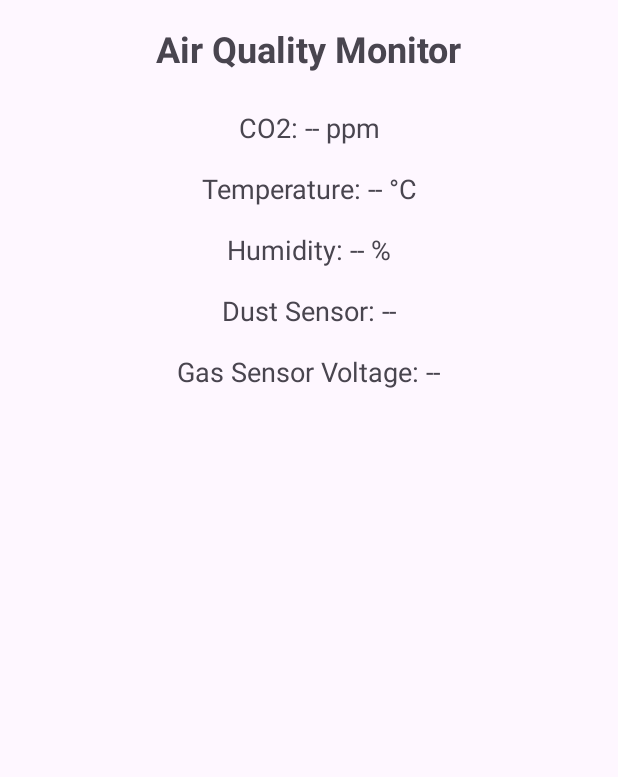
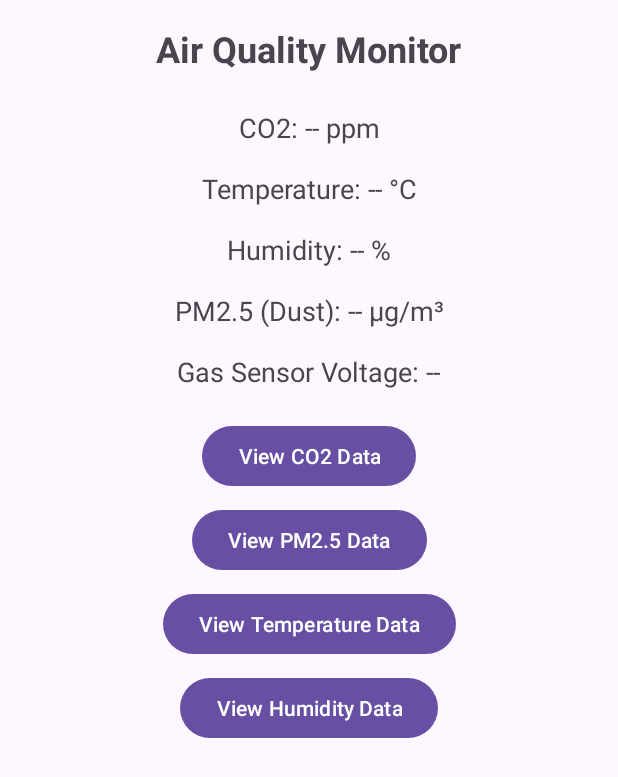
Before and after one commit to paxtheg/Air-check, an Android app: the screen it shows after launch (AirCheck), on a phone screen of 412 x 824 dp. Shown: the top 777 px of the screen. Run offline under Robolectric (Android 15) with nearby library versions, the phone set to English and light mode, and no system bars.

Commit message:
created chart classes for data but i need to make the charts prettier

```diff
--- a/app/build.gradle.kts
+++ b/app/build.gradle.kts
@@ -37,9 +37,11 @@ dependencies {
     implementation(libs.material)
     implementation(libs.activity)
     implementation(libs.constraintlayout)
+    implementation(libs.firebase.crashlytics.buildtools)
     testImplementation(libs.junit)
     androidTestImplementation(libs.ext.junit)
     androidTestImplementation(libs.espresso.core)
     implementation("org.jsoup:jsoup:1.15.3")
+    implementation (libs.mpandroidchart)
 
 }
--- a/app/src/main/res/layout/activity_air_check.xml
+++ b/app/src/main/res/layout/activity_air_check.xml
@@ -1,11 +1,13 @@
 <?xml version="1.0" encoding="utf-8"?>
-<androidx.constraintlayout.widget.ConstraintLayout
-    xmlns:android="http://schemas.android.com/apk/res/android"
+<ScrollView xmlns:android="http://schemas.android.com/apk/res/android"
     xmlns:app="http://schemas.android.com/apk/res-auto"
     xmlns:tools="http://schemas.android.com/tools"
-    android:id="@+id/main"
     android:layout_width="match_parent"
-    android:layout_height="match_parent"
+    android:layout_height="match_parent">
+
+    <androidx.constraintlayout.widget.ConstraintLayout
+        android:layout_width="match_parent"
+        android:layout_height="wrap_content"
         android:padding="16dp"
         tools:context=".AirCheck">
 
@@ -19,6 +21,7 @@
             app:layout_constraintEnd_toEndOf="parent"
             app:layout_constraintStart_toStartOf="parent"
             app:layout_constraintTop_toTopOf="parent" />
+
 
         <TextView
             android:id="@+id/co2TextView"
@@ -58,7 +61,7 @@
             android:layout_width="wrap_content"
             android:layout_height="wrap_content"
             android:layout_marginTop="16dp"
-        android:text="Dust Sensor: --"
+            android:text="PM2.5 (Dust): -- µg/m³"
             android:textSize="18sp"
             app:layout_constraintEnd_toEndOf="parent"
             app:layout_constraintStart_toStartOf="parent"
@@ -75,6 +78,45 @@
             app:layout_constraintStart_toStartOf="parent"
             app:layout_constraintTop_toBottomOf="@id/dustTextView" />
 
+        <LinearLayout
+            android:id="@+id/buttonLayout"
+            android:layout_width="wrap_content"
+            android:layout_height="wrap_content"
+            android:layout_marginTop="16dp"
+            android:orientation="vertical"
+            android:gravity="center_horizontal"
+            app:layout_constraintTop_toBottomOf="@id/gasTextView"
+            app:layout_constraintStart_toStartOf="parent"
+            app:layout_constraintEnd_toEndOf="parent">
+
+            <Button
+                android:id="@+id/btnCo2"
+                android:layout_width="wrap_content"
+                android:layout_height="wrap_content"
+                android:layout_margin="4dp"
+                android:text="View CO2 Data" />
+
+            <Button
+                android:id="@+id/btnPm25"
+                android:layout_width="wrap_content"
+                android:layout_height="wrap_content"
+                android:layout_margin="4dp"
+                android:text="View PM2.5 Data" />
+
+            <Button
+                android:id="@+id/btnTemp"
+                android:layout_width="wrap_content"
+                android:layout_height="wrap_content"
+                android:layout_margin="4dp"
+                android:text="View Temperature Data" />
+
+            <Button
+                android:id="@+id/btnHumidity"
+                android:layout_width="wrap_content"
+                android:layout_height="wrap_content"
+                android:layout_margin="4dp"
+                android:text="View Humidity Data" />
+        </LinearLayout>
 
 
         <ProgressBar
@@ -88,3 +130,4 @@
             app:layout_constraintTop_toTopOf="parent" />
 
     </androidx.constraintlayout.widget.ConstraintLayout>
+</ScrollView>
--- a/gradle/libs.versions.toml
+++ b/gradle/libs.versions.toml
@@ -7,6 +7,8 @@ appcompat = "1.7.0"
 material = "1.12.0"
 activity = "1.9.3"
 constraintlayout = "2.2.0"
+mpandroidchart = "v3.1.0"
+firebaseCrashlyticsBuildtools = "3.0.3"
 
 [libraries]
 junit = { group = "junit", name = "junit", version.ref = "junit" }
@@ -16,6 +18,8 @@ appcompat = { group = "androidx.appcompat", name = "appcompat", version.ref = "a
 material = { group = "com.google.android.material", name = "material", version.ref = "material" }
 activity = { group = "androidx.activity", name = "activity", version.ref = "activity" }
 constraintlayout = { group = "androidx.constraintlayout", name = "constraintlayout", version.ref = "constraintlayout" }
+mpandroidchart = { module = "com.github.PhilJay:MPAndroidChart", version.ref = "mpandroidchart" }
+firebase-crashlytics-buildtools = { group = "com.google.firebase", name = "firebase-crashlytics-buildtools", version.ref = "firebaseCrashlyticsBuildtools" }
 
 [plugins]
 android-application = { id = "com.android.application", version.ref = "agp" }
--- a/settings.gradle.kts
+++ b/settings.gradle.kts
@@ -16,6 +16,7 @@ dependencyResolutionManagement {
     repositories {
         google()
         mavenCentral()
+        maven(url = "https://jitpack.io")
     }
 }
 
```
Also changed, not shown: app/src/main/AndroidManifest.xml (+6 -2 lines), app/src/main/java/com/sebi/android/aircheck/AirCheck.java (+72 -31 lines), app/src/main/java/com/sebi/android/aircheck/CO2DataActivity.java (added, +15 -0 lines), app/src/main/java/com/sebi/android/aircheck/ChartActivity.java (added, +87 -0 lines), app/src/main/java/com/sebi/android/aircheck/DataStorageHelper.java (added, +77 -0 lines), app/src/main/java/com/sebi/android/aircheck/HumidityDataActivity.java (added, +15 -0 lines), app/src/main/java/com/sebi/android/aircheck/PM25DataActivity.java (added, +15 -0 lines), app/src/main/java/com/sebi/android/aircheck/TemperatureDataActivity.java (added, +15 -0 lines), app/src/main/res/layout/activity_chart.xml (added, +12 -0 lines). Lines whose indentation alone changed are shown as unchanged.
